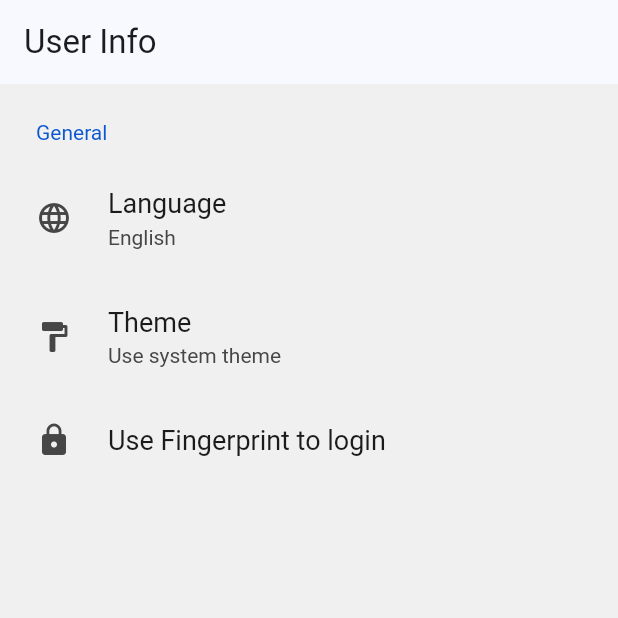
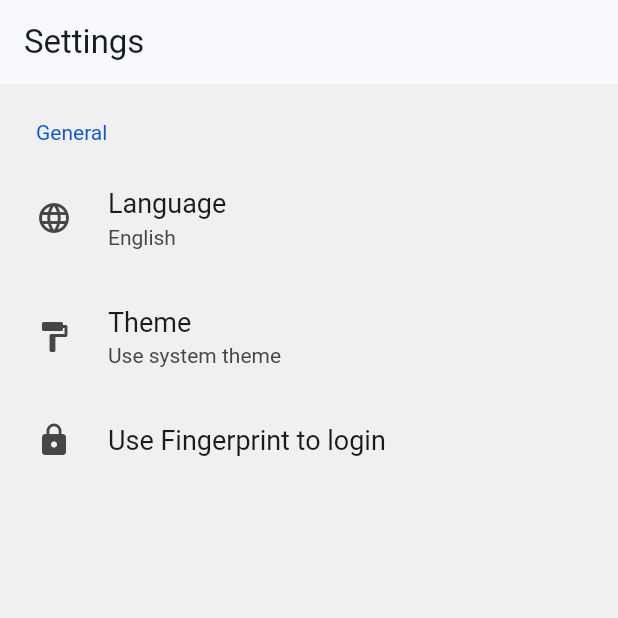
Before and after one commit to AdrianoDiDio/FlutterBiometricAuthFrontend, a Flutter app: the SettingsView screen opened by its route, on a phone screen of 412 x 824 dp, the top half of it. Run offline on Flutter 3.47's test engine with Material 2 defaults, Android fonts, the light colour scheme and no system bars; drawn by our look-alikes of settings_ui; our stand-ins replace dartz, dio, flutter_localized_locales, flutter_riverpod, flutter_secure_storage, freezed_annotation and 6 more; accounts and stored records are empty; generated files the repository leaves out were written again; network calls fail.

Commit message:
Home:Moved appbar logic to each child instead of the parent and changed router push to go.

```diff
--- a/lib/views/home/home_screen_item.dart
+++ b/lib/views/home/home_screen_item.dart
@@ -1,10 +1,12 @@
 import 'package:flutter/material.dart';
 
 class HomeScreenItem {
-  String title;
   Widget widget;
   String routeName;
+  BottomNavigationBarItem bottomNavigationBarItem;
 
   HomeScreenItem(
-      {required this.title, required this.widget, required this.routeName});
+      {required this.widget,
+      required this.routeName,
+      required this.bottomNavigationBarItem});
 }
--- a/lib/views/home/home_screen_shell_view.dart
+++ b/lib/views/home/home_screen_shell_view.dart
@@ -19,38 +19,29 @@ class HomeScreenShellView extends StatefulWidget {
 
 class HomeScreenShellViewState extends State<HomeScreenShellView> {
   int _currentPageIndex = 0;
-  String _currentPageTitle = S.current.homeScreenTitle;
   static final List<HomeScreenItem> _pages = [
     HomeScreenItem(
-        title: S.current.homeScreenTitle,
         widget: const HomeView(),
-        routeName: HomeView.routeName),
+        routeName: HomeView.routeName,
+        bottomNavigationBarItem: BottomNavigationBarItem(
+            icon: const Icon(Icons.person_rounded),
+            label: S.current.homeScreenUserInfoEntry)),
     HomeScreenItem(
-        title: S.current.settingsScreenTitle,
         widget: const SettingsView(),
-        routeName: SettingsView.routeName),
+        routeName: SettingsView.routeName,
+        bottomNavigationBarItem: BottomNavigationBarItem(
+            icon: const Icon(Icons.settings_rounded),
+            label: S.current.homeScreenSettingsEntry)),
   ];
 
   @override
   Widget build(BuildContext context) {
     return Scaffold(
-      appBar: AppBar(
-        title: Text(
-          _currentPageTitle,
-        ),
-      ),
       body: widget.child,
       bottomNavigationBar: BottomNavigationBar(
           currentIndex: _currentPageIndex,
           onTap: (value) => _onItemTapped(context, value),
-          items: [
-            BottomNavigationBarItem(
-                icon: const Icon(Icons.person_rounded),
-                label: S.of(context).homeScreenUserInfoEntry),
-            BottomNavigationBarItem(
-                icon: const Icon(Icons.settings_rounded),
-                label: S.of(context).homeScreenSettingsEntry)
-          ]),
+          items: _pages.map((e) => e.bottomNavigationBarItem).toList()),
     );
   }
 
@@ -60,9 +51,12 @@ class HomeScreenShellViewState extends State<HomeScreenShellView> {
     }
     setState(() {
       _currentPageIndex = index;
-      _currentPageTitle = _pages.elementAt(index).title;
     });
     logger.d("Going to ${_pages.elementAt(index).routeName}");
-    context.pushNamed(_pages.elementAt(index).routeName);
+    //NOTE(Adriano): We need to use go since we don't want to push it onto the
+    // stack...however we need a way to preserve the state of the page because
+    // right now every time we tap on a item it will cause a rebuild.
+    // Issue tracking: https://github.com/flutter/flutter/issues/99124
+    context.goNamed(_pages.elementAt(index).routeName);
   }
 }
--- a/lib/views/home/home_view.dart
+++ b/lib/views/home/home_view.dart
@@ -55,7 +55,11 @@ class HomeView extends ConsumerWidget {
   @override
   Widget build(BuildContext context, WidgetRef ref) {
     final userValue = ref.watch(userInfoProvider);
-    return SafeArea(
+    return Scaffold(
+        appBar: AppBar(
+          title: Text(S.of(context).homeScreenUserInfoTitle),
+        ),
+        body: SafeArea(
             child: LayoutBuilder(
                 builder: (context, constraints) => RefreshIndicator(
                     onRefresh: () async {
@@ -69,10 +73,11 @@ class HomeView extends ConsumerWidget {
                             child: userValue.when(data: (item) {
                               return item.fold((l) {
                                 ErrorObject errorObject =
-                                ErrorObject.mapFailureToErrorObject(failure: l);
+                                    ErrorObject.mapFailureToErrorObject(
+                                        failure: l);
                                 logger.d("Error....${errorObject.message}");
-                            Future.microtask(
-                                () => context.goNamed(LoginScreen.routeName));
+                                Future.microtask(() =>
+                                    context.goNamed(LoginScreen.routeName));
                                 return Container();
                               }, (r) {
                                 return ConstrainedBox(
@@ -85,11 +90,13 @@ class HomeView extends ConsumerWidget {
                                           children: [
                                             ListTile(
                                                 title: Text(
-                                          S.of(context).homeScreenUserInfoTitle,
+                                              S
+                                                  .of(context)
+                                                  .homeScreenUserInfoTitle,
                                               textAlign: TextAlign.center,
                                               style: TextStyle(
-                                              fontSize:
-                                                  SizeConfig.blockSizeVertical *
+                                                  fontSize: SizeConfig
+                                                          .blockSizeVertical *
                                                       8,
                                                   fontWeight: FontWeight.bold),
                                             )),
@@ -105,8 +112,10 @@ class HomeView extends ConsumerWidget {
                                                 TextFormField(
                                                   initialValue: r.username,
                                                   readOnly: true,
-                                              decoration: const InputDecoration(
-                                                  labelText: "Username"),
+                                                  decoration:
+                                                      const InputDecoration(
+                                                          labelText:
+                                                              "Username"),
                                                 ),
                                                 SizedBox(
                                                     height: SizeConfig
@@ -115,7 +124,8 @@ class HomeView extends ConsumerWidget {
                                                 TextFormField(
                                                   initialValue: r.email,
                                                   readOnly: true,
-                                              decoration: const InputDecoration(
+                                                  decoration:
+                                                      const InputDecoration(
                                                           labelText: "Email"),
                                                 ),
                                                 SizedBox(
@@ -125,7 +135,8 @@ class HomeView extends ConsumerWidget {
                                                 TextFormField(
                                                   initialValue: r.id.toString(),
                                                   readOnly: true,
-                                              decoration: const InputDecoration(
+                                                  decoration:
+                                                      const InputDecoration(
                                                           labelText: "Id"),
                                                 ),
                                                 SizedBox(
@@ -135,8 +146,9 @@ class HomeView extends ConsumerWidget {
                                               ],
                                             )),
                                         ElevatedButton(
-                                      child: Text(
-                                          S.of(context).logoutButtonTextEntry),
+                                          child: Text(S
+                                              .of(context)
+                                              .logoutButtonTextEntry),
                                           onPressed: () {
                                             _logout(context);
                                           },
@@ -156,6 +168,6 @@ class HomeView extends ConsumerWidget {
                               return Container();
                             }))
                       ],
-                ))));
+                    )))));
   }
 }
--- a/lib/views/settings/settings_view.dart
+++ b/lib/views/settings/settings_view.dart
@@ -21,7 +21,13 @@ class SettingsView extends StatelessWidget {
 
   @override
   Widget build(BuildContext context) {
-    return SettingsList(
+    return Scaffold(
+        appBar: AppBar(
+          title: Text(
+            S.of(context).settingsScreenTitle,
+          ),
+        ),
+        body: SettingsList(
           sections: [
             SettingsSection(
                 title: Text(S.of(context).settingsScreenCommonEntry),
@@ -39,7 +45,8 @@ class SettingsView extends StatelessWidget {
                   SettingsTile.navigation(
                     leading: const Icon(Icons.format_paint_rounded),
                     title: Text(S.of(context).settingsScreenThemeEntry),
-                value: Text(Provider.of<ThemeProvider>(context).themeModeName),
+                    value:
+                        Text(Provider.of<ThemeProvider>(context).themeModeName),
                     onPressed: (context) {
                       context.pushNamed(ThemeSettingsView.routeName);
                     },
@@ -55,6 +62,6 @@ class SettingsView extends StatelessWidget {
                   )
                 ])
           ],
-    );
+        ));
   }
 }
```
Lines whose indentation alone changed are shown as unchanged.
